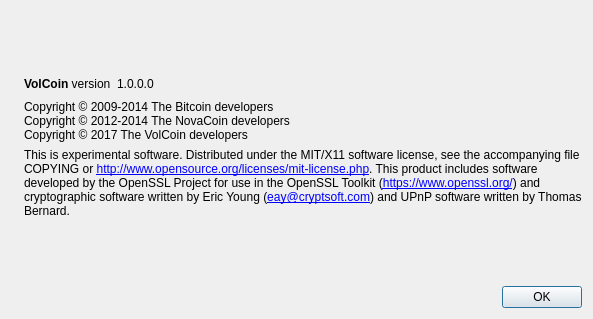
This is src/qt/forms/aboutdialog.ui in volcoin/volcoin as Qt 5 draws it before an edit. The edited form follows.
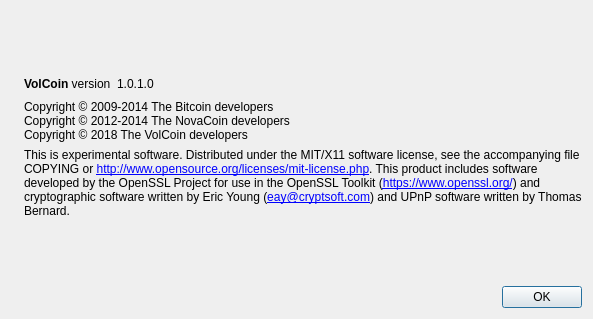
This is the edited form. Icons and pictures are not drawn.

```diff
--- a/src/qt/forms/aboutdialog.ui
+++ b/src/qt/forms/aboutdialog.ui
@@ -63,7 +63,7 @@
           <cursorShape>IBeamCursor</cursorShape>
          </property>
          <property name="text">
-          <string notr="true">1.0.0.0</string>
+          <string notr="true">1.0.1.0</string>
          </property>
          <property name="textInteractionFlags">
           <set>Qt::LinksAccessibleByMouse|Qt::TextSelectableByKeyboard|Qt::TextSelectableByMouse</set>
@@ -93,7 +93,7 @@
        <property name="text">
         <string>Copyright © 2009-2014 The Bitcoin developers
 Copyright © 2012-2014 The NovaCoin developers
-Copyright © 2017 The VolCoin developers</string>
+Copyright © 2018 The VolCoin developers</string>
        </property>
        <property name="textInteractionFlags">
         <set>Qt::LinksAccessibleByMouse|Qt::TextSelectableByKeyboard|Qt::TextSelectableByMouse</set>
```
